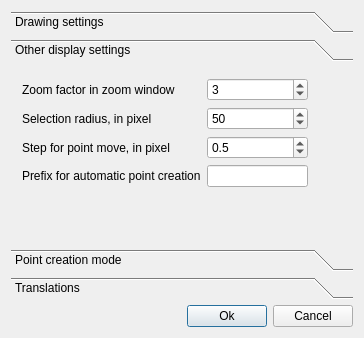
Old version of the form src/saisieQT/ui/Settings.ui in the repository micmacIGN/micmac.
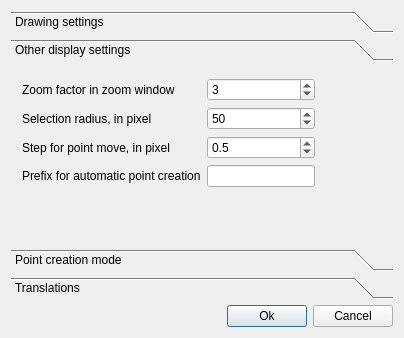
New version of the form. The open tabs and pages were chosen to show the change. Icons and pictures are not drawn.

Diff of the .ui file:
```diff
--- a/src/saisieQT/ui/Settings.ui
+++ b/src/saisieQT/ui/Settings.ui
@@ -9,10 +9,16 @@
    <rect>
     <x>0</x>
     <y>0</y>
-    <width>364</width>
+    <width>404</width>
     <height>338</height>
    </rect>
   </property>
+  <property name="sizePolicy">
+   <sizepolicy hsizetype="Preferred" vsizetype="Preferred">
+    <horstretch>0</horstretch>
+    <verstretch>0</verstretch>
+   </sizepolicy>
+  </property>
   <property name="windowTitle">
    <string>Settings</string>
   </property>
@@ -26,6 +32,12 @@
   <layout class="QVBoxLayout" name="verticalLayout_6">
    <item>
     <widget class="QToolBox" name="toolBox">
+     <property name="sizePolicy">
+      <sizepolicy hsizetype="Preferred" vsizetype="Preferred">
+       <horstretch>0</horstretch>
+       <verstretch>0</verstretch>
+      </sizepolicy>
+     </property>
      <property name="currentIndex">
       <number>0</number>
      </property>
@@ -177,8 +189,8 @@
        <rect>
         <x>0</x>
         <y>0</y>
-        <width>298</width>
-        <height>139</height>
+        <width>371</width>
+        <height>173</height>
        </rect>
       </property>
       <attribute name="label">
```
Left out of the diff: 10 changed lines with no effect on the pictures.
